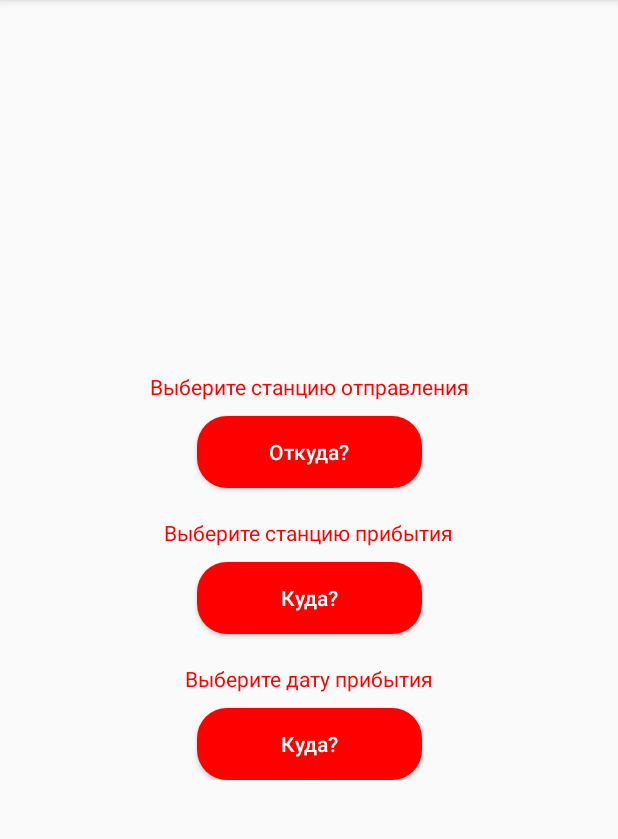
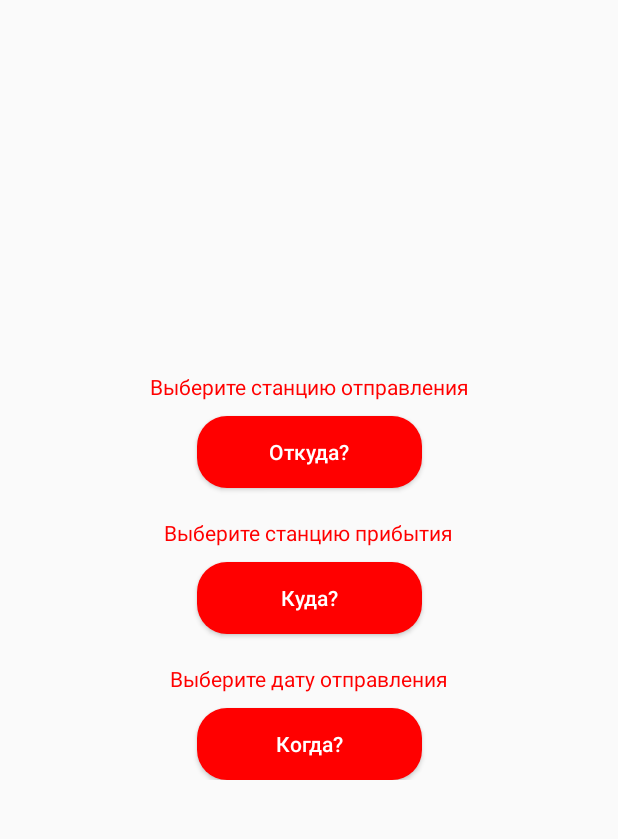
Before and after one commit to mig15/Stations, an Android app: the screen it shows after launch (MainActivity), on a phone screen of 412 x 824 dp, the part 84-923 px from its top. Run offline under Robolectric (Android 15) with nearby library versions, the phone set to English and light mode, and no system bars; our stand-ins replace ButterKnife.

Commit message:
Убраны лишние ресурсы. Переопределены цвета. Пределана разметка main. Activity выбора станции

```diff
--- a/app/src/main/AndroidManifest.xml
+++ b/app/src/main/AndroidManifest.xml
@@ -16,7 +16,9 @@
                 <action android:name="android.intent.action.MAIN" />
                 <category android:name="android.intent.category.LAUNCHER" />
             </intent-filter>
+        </activity>
 
+        <activity android:name=".ActivityChoiceStation">
             <meta-data
                 android:name="android.app.searchable"
                 android:resource="@xml/searchable">
--- /dev/null
+++ b/app/src/main/java/com/android/developer/www/stations/ModelChoiceStation.java
@@ -0,0 +1,4 @@
+package com.android.developer.www.stations;
+
+public class ModelChoiceStation {
+}
--- /dev/null
+++ b/app/src/main/java/com/android/developer/www/stations/ViewChoiceStation.java
@@ -0,0 +1,6 @@
+package com.android.developer.www.stations;
+
+import com.arellomobile.mvp.MvpView;
+
+public interface ViewChoiceStation extends MvpView {
+}
--- a/app/src/main/res/layout/app_bar_main.xml
+++ b/app/src/main/res/layout/activity_choice_station.xml
@@ -2,7 +2,6 @@
 <android.support.design.widget.CoordinatorLayout
     xmlns:android="http://schemas.android.com/apk/res/android"
     xmlns:app="http://schemas.android.com/apk/res-auto"
-    xmlns:tools="http://schemas.android.com/tools"
     android:layout_width="match_parent"
     android:layout_height="match_parent">
 
@@ -12,11 +11,11 @@
         android:theme="@style/AppTheme.AppBarOverlay">
 
         <android.support.v7.widget.Toolbar
-            android:id="@+id/toolbar_main"
+            android:id="@+id/toolbar_choice"
             android:layout_width="match_parent"
             android:layout_height="?attr/actionBarSize"
             app:popupTheme="@style/AppTheme.PopupOverlay" />
     </android.support.design.widget.AppBarLayout>
 
-    <include layout="@layout/content_main" />
+    <include layout="@layout/content_choice_station" />
 </android.support.design.widget.CoordinatorLayout>
--- a/app/src/main/res/layout/activity_main.xml
+++ b/app/src/main/res/layout/activity_main.xml
@@ -10,7 +10,7 @@
     tools:openDrawer="start">
 
     <include
-        layout="@layout/app_bar_main"
+        layout="@layout/content_main"
         android:layout_width="match_parent"
         android:layout_height="match_parent" />
 
--- a/app/src/main/res/layout/choice_layout.xml
+++ b/app/src/main/res/layout/choice_layout.xml
@@ -1,15 +1,19 @@
 <?xml version="1.0" encoding="utf-8"?>
 <LinearLayout
     xmlns:android="http://schemas.android.com/apk/res/android"
+    xmlns:app="http://schemas.android.com/apk/res-auto"
     android:layout_width="match_parent"
     android:layout_height="match_parent"
     android:orientation="vertical"
     android:gravity="center">
 
     <android.support.constraint.ConstraintLayout
-        xmlns:app="http://schemas.android.com/apk/res-auto"
         android:layout_width="match_parent"
-        android:layout_height="wrap_content">
+        android:layout_height="wrap_content"
+        app:layout_constraintTop_toTopOf="parent"
+        app:layout_constraintStart_toStartOf="parent"
+        app:layout_constraintEnd_toEndOf="parent"
+        app:layout_constraintBottom_toBottomOf="parent">
 
         <TextView
             android:id="@+id/tv_from_choice_layout"
@@ -76,7 +80,7 @@
             app:layout_constraintTop_toBottomOf="@+id/tv_when_choice_layout"
             app:layout_constraintStart_toStartOf="@id/tv_when_choice_layout"
             app:layout_constraintEnd_toEndOf="@id/tv_when_choice_layout"
-            android:text="Куда?"
+            android:text="Когда?"
             android:textAllCaps="false"
             android:textColor="@color/colorWhite"
             android:background="@drawable/bg_button"
--- a/app/src/main/res/layout/content_main.xml
+++ b/app/src/main/res/layout/content_main.xml
@@ -1,11 +1,26 @@
 <?xml version="1.0" encoding="utf-8"?>
-<android.support.constraint.ConstraintLayout
+<LinearLayout
     xmlns:android="http://schemas.android.com/apk/res/android"
     xmlns:app="http://schemas.android.com/apk/res-auto"
     xmlns:tools="http://schemas.android.com/tools"
-    android:id="@+id/fragment_container"
+    android:layout_width="match_parent"
     android:layout_height="match_parent"
-    android:layout_width="match_parent"
-    app:layout_behavior="@string/appbar_scrolling_view_behavior"
-    tools:showIn="@layout/app_bar_main">
-</android.support.constraint.ConstraintLayout>
+    android:orientation="vertical">
+
+    <android.support.v7.widget.Toolbar
+        android:id="@+id/toolbar_main"
+        android:layout_width="match_parent"
+        android:layout_height="?attr/actionBarSize"
+        android:background="@color/colorPrimary"
+        app:popupTheme="@style/AppTheme.PopupOverlay"
+        app:theme="@style/ToolBarStyle" />
+
+    <android.support.constraint.ConstraintLayout
+        xmlns:android="http://schemas.android.com/apk/res/android"
+        xmlns:app="http://schemas.android.com/apk/res-auto"
+        xmlns:tools="http://schemas.android.com/tools"
+        android:id="@+id/fragment_container"
+        android:layout_height="match_parent"
+        android:layout_width="match_parent">
+    </android.support.constraint.ConstraintLayout>
+</LinearLayout>
--- a/app/src/main/res/values/colors.xml
+++ b/app/src/main/res/values/colors.xml
@@ -1,7 +1,7 @@
 <?xml version="1.0" encoding="utf-8"?>
 <resources>
-    <color name="colorPrimary">#3F51B5</color>
-    <color name="colorPrimaryDark">#303F9F</color>
+    <color name="colorPrimary">@color/colorRed</color>
+    <color name="colorPrimaryDark">@color/colorRed</color>
     <color name="colorAccent">#FF4081</color>
 
     <color name="colorRed">#FF0000</color>
--- a/app/src/main/res/values/strings.xml
+++ b/app/src/main/res/values/strings.xml
@@ -6,5 +6,5 @@
 
     <string name="hint_from">Выберите станцию отправления</string>
     <string name="hint_where">Выберите станцию прибытия</string>
-    <string name="hint_when">Выберите дату прибытия</string>
+    <string name="hint_when">Выберите дату отправления</string>
 </resources>
--- a/app/src/main/res/values/styles.xml
+++ b/app/src/main/res/values/styles.xml
@@ -3,8 +3,8 @@
     <!-- Base application theme. -->
     <style name="AppTheme" parent="Theme.AppCompat.Light.NoActionBar">
         <!-- Customize your theme here. -->
-        <item name="colorPrimary">@color/colorRed</item>
-        <item name="colorPrimaryDark">@color/colorRed</item>
+        <item name="colorPrimary">@color/colorPrimary</item>
+        <item name="colorPrimaryDark">@color/colorPrimaryDark</item>
         <item name="colorAccent">@color/colorAccent</item>
 
         <item name="android:statusBarColor">@android:color/transparent</item>
```
Also changed, not shown: app/src/main/java/com/android/developer/www/stations/ActivityChoiceStation.java (added, +33 -0 lines), app/src/main/java/com/android/developer/www/stations/PresenterChoiceStation.java (added, +14 -0 lines), app/src/main/res/drawable/ic_menu_manage.xml (deleted, +0 -9 lines), app/src/main/res/drawable/ic_menu_send.xml (deleted, +0 -9 lines), app/src/main/res/drawable/ic_menu_share.xml (deleted, +0 -9 lines), app/src/main/res/drawable/ic_menu_slideshow.xml (deleted, +0 -9 lines), app/src/main/res/layout/content_choice_station.xml (added, +29 -0 lines).
